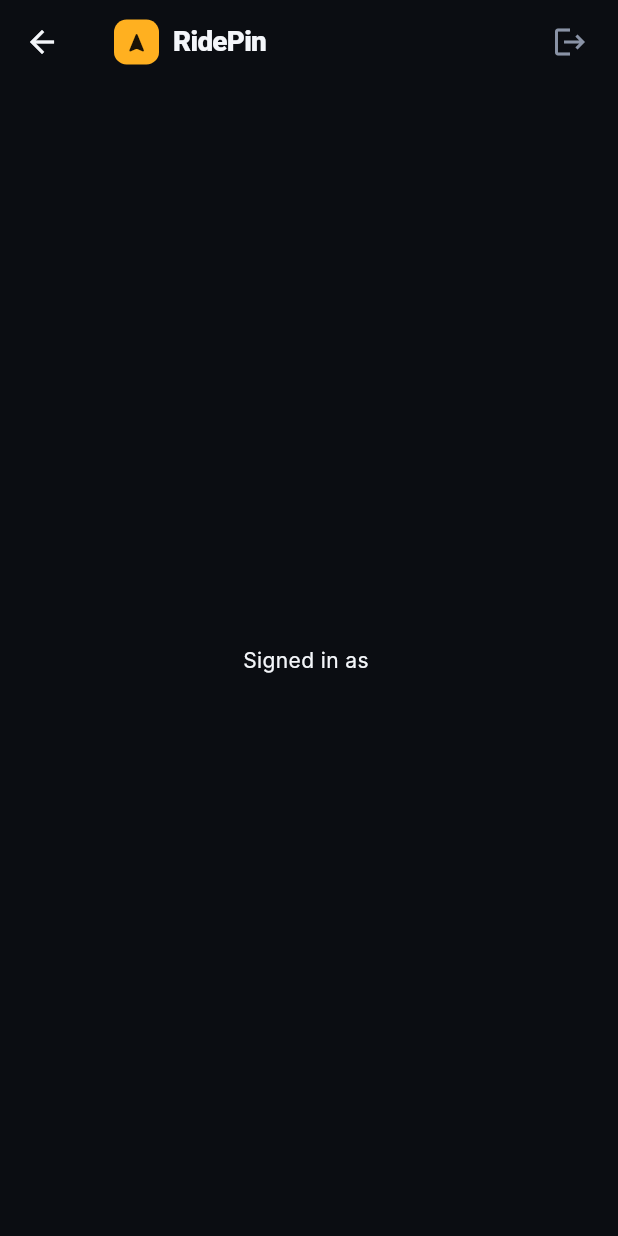
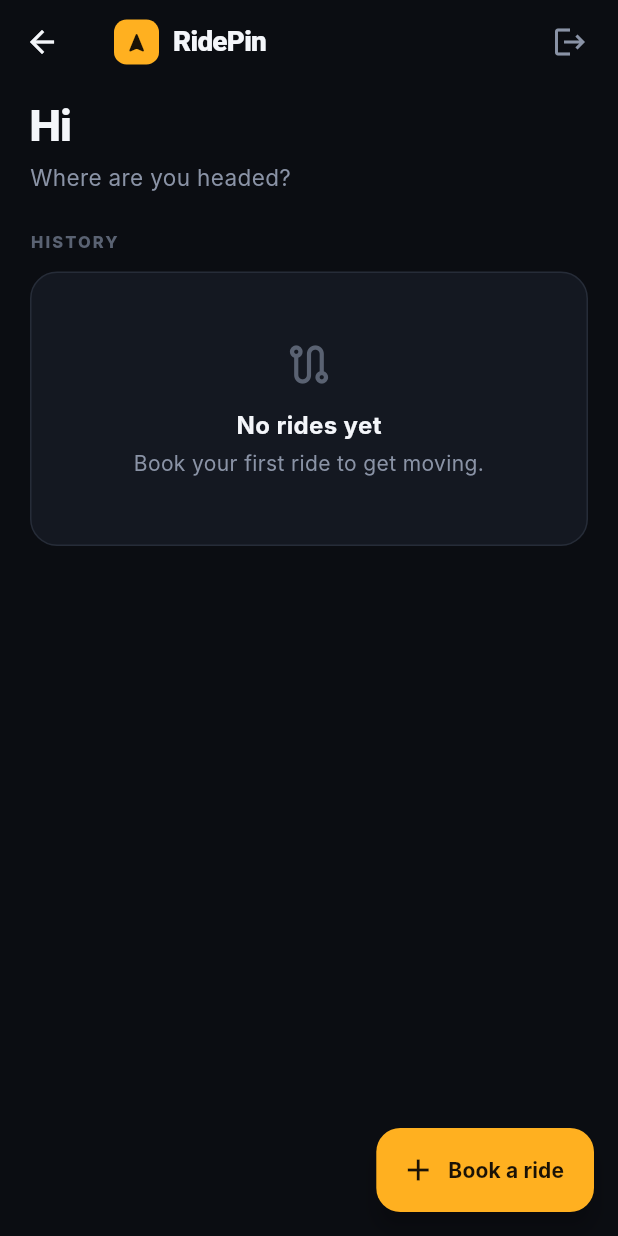
Before and after one commit to Mazennaji/ridepin-platform, a Flutter app: the RiderHome screen opened directly, on a phone screen of 412 x 824 dp. Run offline on Flutter 3.47's test engine with Material 3 defaults, Android fonts, the phone set to English and light mode, and no system bars; our stand-ins replace dio, shared_preferences; accounts and stored records are empty; network calls fail; Roboto replaces fonts that are missing (Inter).

Commit message:
feat: refactor RiderHome to StatefulWidget and enhance ride display functionality

```diff
--- a/mobile/ridepin/lib/screens/rider/rider_home.dart
+++ b/mobile/ridepin/lib/screens/rider/rider_home.dart
@@ -1,15 +1,40 @@
 import 'package:flutter/material.dart';
 import 'package:provider/provider.dart';
 import '../../core/theme/app_theme.dart';
+import '../../models/ride.dart';
 import '../../providers/auth_provider.dart';
+import '../../providers/ride_provider.dart';
 import '../../widgets/brand.dart';
+import '../../widgets/route_line.dart';
+import '../../widgets/status_pill.dart';
+import 'request_ride_screen.dart';
+import 'ride_detail_screen.dart';
 
-class RiderHome extends StatelessWidget {
+class RiderHome extends StatefulWidget {
   const RiderHome({super.key});
+
+  @override
+  State<RiderHome> createState() => _RiderHomeState();
+}
+
+class _RiderHomeState extends State<RiderHome> {
+  @override
+  void initState() {
+    super.initState();
+    WidgetsBinding.instance.addPostFrameCallback((_) {
+      context.read<RideProvider>().loadRides();
+    });
+  }
 
   @override
   Widget build(BuildContext context) {
     final auth = context.watch<AuthProvider>();
+    final rides = context.watch<RideProvider>();
+    final active = rides.activeRide;
+    final history = rides.rides
+        .where((r) => r.isCompleted || r.isCancelled)
+        .toList();
+
     return Scaffold(
       appBar: AppBar(
         titleSpacing: 20,
@@ -22,12 +47,181 @@ class RiderHome extends StatelessWidget {
           const SizedBox(width: 8),
         ],
       ),
-      body: Center(
-        child: Text(
-          'Signed in as ${auth.user?.name ?? 'rider'}',
-          style: const TextStyle(color: AppColors.text),
+      body: RefreshIndicator(
+        color: AppColors.signal,
+        backgroundColor: AppColors.surface,
+        onRefresh: () => context.read<RideProvider>().loadRides(),
+        child: ListView(
+          padding: const EdgeInsets.fromLTRB(20, 8, 20, 120),
+          children: [
+            Text(
+              'Hi ${auth.user?.name.split(' ').first ?? ''}',
+              style: const TextStyle(
+                color: AppColors.text,
+                fontSize: 28,
+                fontWeight: FontWeight.w800,
+                letterSpacing: -0.6,
+              ),
+            ),
+            const SizedBox(height: 4),
+            const Text(
+              'Where are you headed?',
+              style: TextStyle(color: AppColors.textDim, fontSize: 15),
+            ),
+            const SizedBox(height: 24),
+            if (active != null) ...[
+              _SectionLabel('Current ride'),
+              const SizedBox(height: 12),
+              _RideCard(ride: active, onTap: () => _openDetail(active)),
+              const SizedBox(height: 28),
+            ],
+            _SectionLabel('History'),
+            const SizedBox(height: 12),
+            if (rides.loading && rides.rides.isEmpty)
+              const Padding(
+                padding: EdgeInsets.only(top: 40),
+                child: Center(
+                  child: CircularProgressIndicator(color: AppColors.signal),
+                ),
+              )
+            else if (history.isEmpty)
+              _Empty(active == null)
+            else
+              ...history.map(
+                (r) => Padding(
+                  padding: const EdgeInsets.only(bottom: 12),
+                  child: _RideCard(ride: r, onTap: () => _openDetail(r)),
+                ),
+              ),
+          ],
+        ),
+      ),
+      floatingActionButton: active == null
+          ? FloatingActionButton.extended(
+              backgroundColor: AppColors.signal,
+              foregroundColor: const Color(0xFF1A1206),
+              icon: const Icon(Icons.add),
+              label: const Text(
+                'Book a ride',
+                style: TextStyle(fontWeight: FontWeight.w700),
+              ),
+              onPressed: () async {
+                await Navigator.of(context).push(
+                  MaterialPageRoute(builder: (_) => const RequestRideScreen()),
+                );
+                if (mounted) context.read<RideProvider>().loadRides();
+              },
+            )
+          : null,
+    );
+  }
+
+  void _openDetail(Ride ride) async {
+    await Navigator.of(context).push(
+      MaterialPageRoute(builder: (_) => RideDetailScreen(rideId: ride.id)),
+    );
+    if (mounted) context.read<RideProvider>().loadRides();
+  }
+}
+
+class _SectionLabel extends StatelessWidget {
+  final String text;
+  const _SectionLabel(this.text);
+  @override
+  Widget build(BuildContext context) {
+    return Text(
+      text.toUpperCase(),
+      style: const TextStyle(
+        color: AppColors.textFaint,
+        fontSize: 11,
+        fontWeight: FontWeight.w800,
+        letterSpacing: 1.4,
+      ),
+    );
+  }
+}
+
+class _RideCard extends StatelessWidget {
+  final Ride ride;
+  final VoidCallback onTap;
+  const _RideCard({required this.ride, required this.onTap});
+
+  @override
+  Widget build(BuildContext context) {
+    return GestureDetector(
+      onTap: onTap,
+      child: Container(
+        padding: const EdgeInsets.all(18),
+        decoration: BoxDecoration(
+          color: AppColors.surface,
+          borderRadius: BorderRadius.circular(18),
+          border: Border.all(color: AppColors.line),
+        ),
+        child: Column(
+          children: [
+            Row(
+              mainAxisAlignment: MainAxisAlignment.spaceBetween,
+              children: [
+                StatusPill(status: ride.status),
+                Text(
+                  '\$${ride.fare.toStringAsFixed(2)}',
+                  style: const TextStyle(
+                    color: AppColors.text,
+                    fontSize: 16,
+                    fontWeight: FontWeight.w800,
+                  ),
+                ),
+              ],
+            ),
+            const SizedBox(height: 16),
+            RouteLine(
+              pickup: ride.pickupLocation,
+              dropoff: ride.dropoffLocation,
+            ),
+          ],
         ),
       ),
     );
   }
 }
+
+class _Empty extends StatelessWidget {
+  final bool showHint;
+  const _Empty(this.showHint);
+  @override
+  Widget build(BuildContext context) {
+    return Container(
+      width: double.infinity,
+      padding: const EdgeInsets.symmetric(vertical: 44, horizontal: 20),
+      decoration: BoxDecoration(
+        color: AppColors.surface,
+        borderRadius: BorderRadius.circular(18),
+        border: Border.all(color: AppColors.line),
+      ),
+      child: Column(
+        children: [
+          const Icon(
+            Icons.route_outlined,
+            color: AppColors.textFaint,
+            size: 34,
+          ),
+          const SizedBox(height: 12),
+          const Text(
+            'No rides yet',
+            style: TextStyle(
+              color: AppColors.text,
+              fontSize: 16,
+              fontWeight: FontWeight.w700,
+            ),
+          ),
+          const SizedBox(height: 4),
+          Text(
+            showHint ? 'Book your first ride to get moving.' : '',
+            textAlign: TextAlign.center,
+            style: const TextStyle(color: AppColors.textDim, fontSize: 14),
+          ),
+        ],
+      ),
+    );
+  }
+}
```
